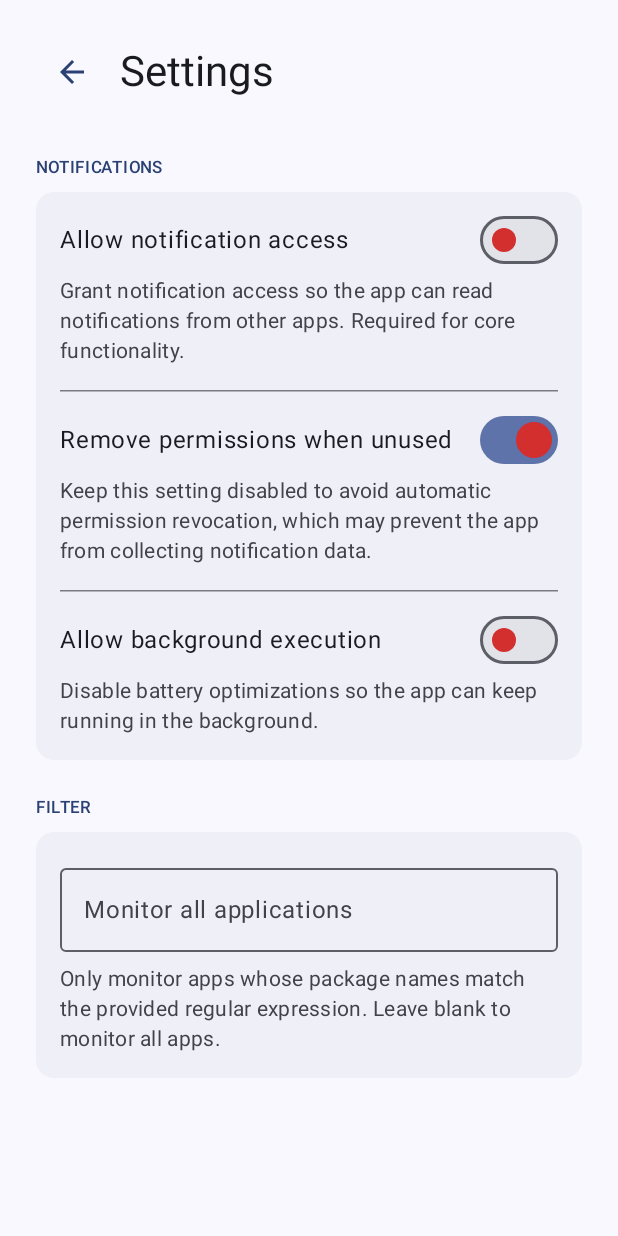
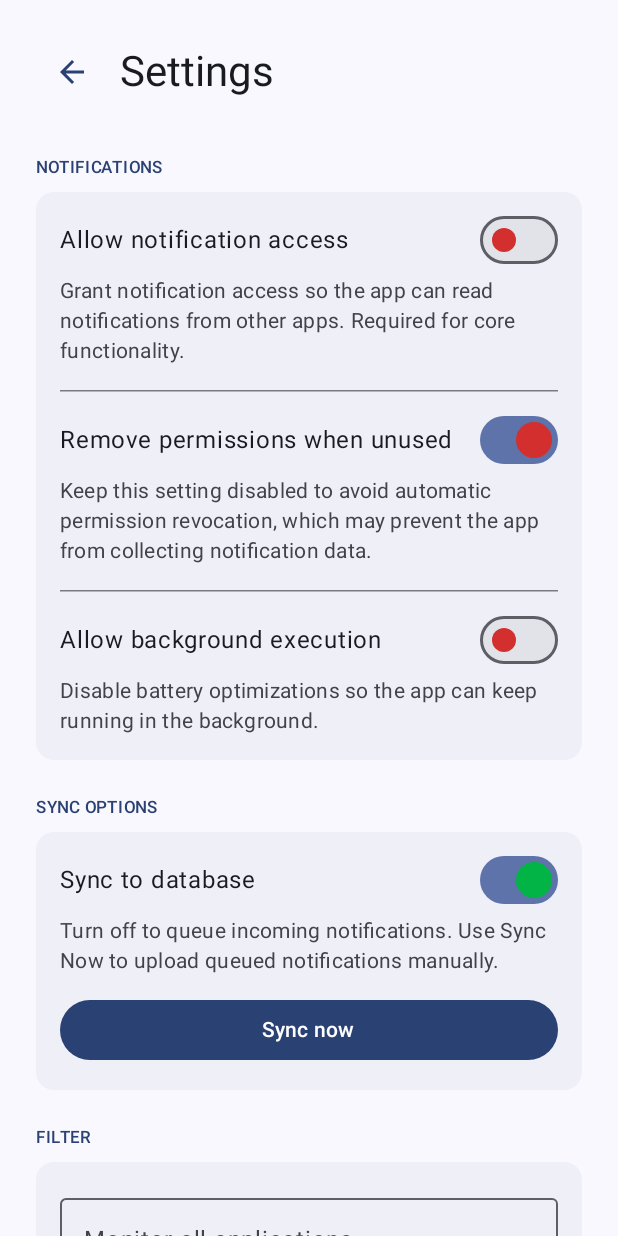
Before and after one commit to rudro-kalix/android-notification-listener-main, an Android app built with Jetpack Compose: the screen it shows after launch (MainActivity), after a tap on "Open settings", on a phone screen of 412 x 824 dp. Run offline under Robolectric (Android 15) with nearby library versions, the light colour scheme and no system bars; 3 statements that could not run were skipped.

Commit message:
Revert "Revert "Add sync toggle and manual 'Sync Now' option for database syncing""

```diff
--- a/app/src/main/java/ee/kytt/androidnotificationlistener/Constants.kt
+++ b/app/src/main/java/ee/kytt/androidnotificationlistener/Constants.kt
@@ -8,5 +8,7 @@ object Constants {
     const val PREF_SYNCED_COUNT = "syncedCount"
     const val PREF_FAILED_COUNT = "failedCount"
     const val PREF_LAST_SYNC_TIME = "lastSyncTime"
+    const val PREF_SYNC_ENABLED = "syncEnabled"
+    const val PREF_PENDING_SYNC_ITEMS = "pendingSyncItems"
     const val SETTINGS_URI = "enabled_notification_listeners"
 }
--- a/app/src/main/java/ee/kytt/androidnotificationlistener/ui/SettingsScreen.kt
+++ b/app/src/main/java/ee/kytt/androidnotificationlistener/ui/SettingsScreen.kt
@@ -13,19 +13,27 @@ import androidx.compose.foundation.rememberScrollState
 import androidx.compose.foundation.verticalScroll
 import androidx.compose.material.icons.Icons
 import androidx.compose.material.icons.automirrored.filled.ArrowBack
+import androidx.compose.material3.Button
 import androidx.compose.material3.HorizontalDivider
 import androidx.compose.material3.Icon
 import androidx.compose.material3.IconButton
 import androidx.compose.material3.MaterialTheme
 import androidx.compose.material3.Text
 import androidx.compose.runtime.Composable
+import androidx.compose.runtime.getValue
+import androidx.compose.runtime.mutableStateOf
+import androidx.compose.runtime.remember
+import androidx.compose.runtime.setValue
 import androidx.compose.ui.Alignment
 import androidx.compose.ui.Modifier
 import androidx.compose.ui.res.stringResource
 import androidx.compose.ui.unit.dp
+import ee.kytt.androidnotificationlistener.Constants
 import ee.kytt.androidnotificationlistener.Constants.PREF_PACKAGE_PATTERN
 import ee.kytt.androidnotificationlistener.R
+import ee.kytt.androidnotificationlistener.service.NotificationSyncManager
 import ee.kytt.androidnotificationlistener.ui.element.ContentGroup
+import ee.kytt.androidnotificationlistener.ui.element.SettingSwitch
 import ee.kytt.androidnotificationlistener.ui.element.TextField
 
 @Composable
@@ -35,6 +43,8 @@ fun SettingsScreen(
     onBack: (() -> Unit)? = null
 ) {
     val divModifier = Modifier.padding(vertical = 16.dp)
+    val prefs = remember { context.getSharedPreferences(Constants.PREFS_NAME, Context.MODE_PRIVATE) }
+    var syncEnabled by remember { mutableStateOf(prefs.getBoolean(Constants.PREF_SYNC_ENABLED, true)) }
 
     Column(
         modifier = modifier
@@ -72,6 +82,26 @@ fun SettingsScreen(
             BackgroundPermissionButton(context)
         }
 
+        ContentGroup(title = stringResource(R.string.sync_options_title)) {
+            SettingSwitch(
+                title = stringResource(R.string.sync_enabled_title),
+                checked = syncEnabled,
+                description = stringResource(R.string.sync_enabled_description)
+            ) { enabled ->
+                syncEnabled = enabled
+                prefs.edit().putBoolean(Constants.PREF_SYNC_ENABLED, enabled).apply()
+            }
+
+            Spacer(modifier = Modifier.height(12.dp))
+
+            Button(
+                onClick = { NotificationSyncManager.syncNow(context) },
+                modifier = Modifier.fillMaxWidth()
+            ) {
+                Text(text = stringResource(R.string.sync_now))
+            }
+        }
+
         ContentGroup(title = stringResource(R.string.filter)) {
             TextField(
                 context = context,
--- a/app/src/main/res/values/strings.xml
+++ b/app/src/main/res/values/strings.xml
@@ -14,6 +14,10 @@
     <string name="monitor_matching_apps">Monitor matching applications</string>
     <string name="monitor_all_apps">Monitor all applications</string>
     <string name="monitor_matching_apps_description">Only monitor apps whose package names match the provided regular expression. Leave blank to monitor all apps.</string>
+    <string name="sync_options_title">Sync options</string>
+    <string name="sync_enabled_title">Sync to database</string>
+    <string name="sync_enabled_description">Turn off to queue incoming notifications. Use Sync Now to upload queued notifications manually.</string>
+    <string name="sync_now">Sync now</string>
     <string name="sync_stats_title">Sync stats</string>
     <string name="notifications_received">Notifications received</string>
     <string name="notifications_synced">Notifications synced</string>
```
Also changed, not shown: app/src/main/java/ee/kytt/androidnotificationlistener/service/NotificationListener.kt (+2 -21 lines), app/src/main/java/ee/kytt/androidnotificationlistener/service/NotificationSyncManager.kt (added, +124 -0 lines).
